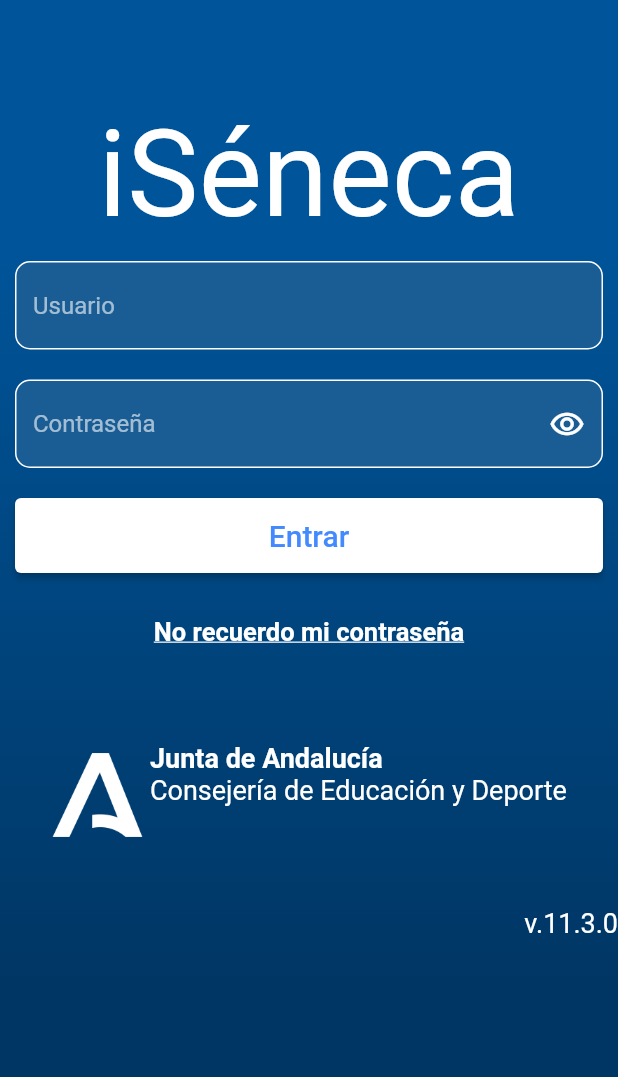
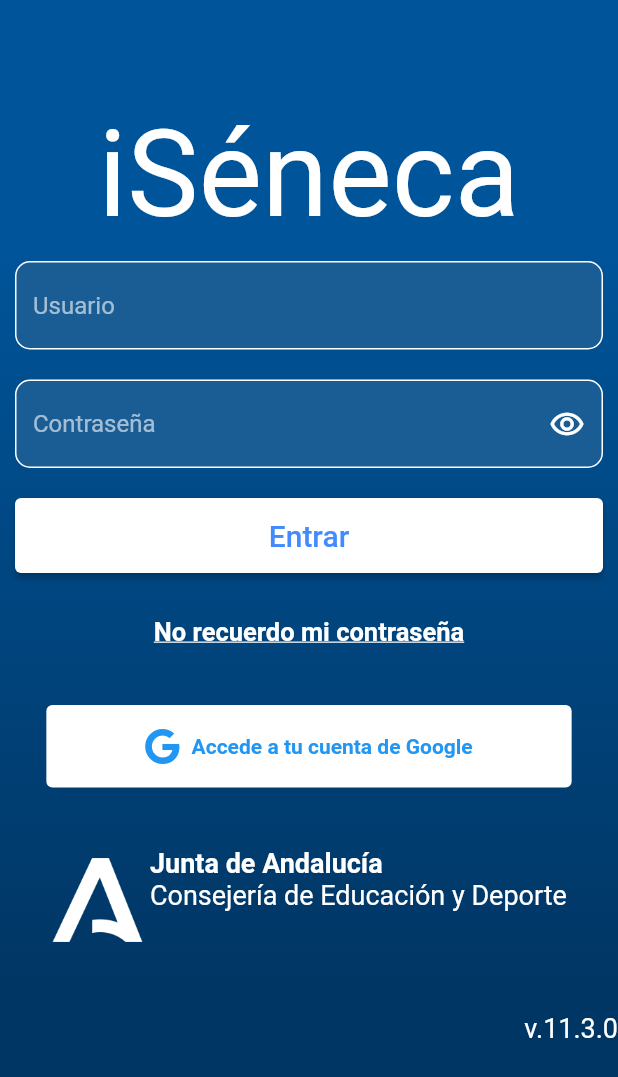
Before and after one commit to FranLara99/seneca_flutter, a Flutter app: the screen it shows after launch, after a tap on "Entrar", on a phone screen of 412 x 824 dp. Shown: the top 1077 px of the screen. Run offline on Flutter 3.47's test engine with Material 2 defaults, Android fonts, the phone set to English and light mode, and no system bars; our stand-ins replace firebase_auth, firebase_core, font_awesome_flutter, google_sign_in; accounts and stored records are empty; network calls fail.

Commit message:
funcionando todo

```diff
--- a/lib/main.dart
+++ b/lib/main.dart
@@ -1,11 +1,17 @@
 import 'package:flutter/material.dart';
 import 'package:flutter/services.dart';
 import 'package:provider/provider.dart';
+import 'package:seneca_flutter/provider/google_provider_response.dart';
 import 'package:seneca_flutter/provider/provider_response.dart';
 import 'package:seneca_flutter/screens/acceso_correcto.dart';
 import 'package:seneca_flutter/screens/home_screen.dart';
+import "package:firebase_core/firebase_core.dart";
 
-void main() => runApp(AppState());
+void main() async {
+  WidgetsFlutterBinding.ensureInitialized();
+  await Firebase.initializeApp();
+  runApp(AppState());
+}
 
 class AppState extends StatelessWidget {
   @override
@@ -14,9 +20,14 @@
     return MultiProvider(
       providers: [
         ChangeNotifierProvider(
-          create: ( _ ) => ProviderResponse(), lazy: false),
+          create: ( _ ) => ProviderResponse(),
+          lazy: false
+          ),
+          ChangeNotifierProvider(
+          create: (_) => GoogleProviderResponse(),
+          lazy: false,
+          ),
       ],
-
       child: MyApp(),
     );
   }
--- /dev/null
+++ b/lib/models/google_response.dart
@@ -0,0 +1,36 @@
+// To parse this JSON data, do
+//
+//     final googleResponse = googleResponseFromMap(jsonString);
+
+import 'dart:convert';
+
+class GoogleResponse {
+    GoogleResponse({
+        required this.results,
+    });
+
+    List<Result> results;
+
+    factory GoogleResponse.fromJson(String str) => GoogleResponse.fromMap(json.decode(str));
+
+    factory GoogleResponse.fromMap(Map<String, dynamic> json) => GoogleResponse(
+        results: List<Result>.from(json["results"].map((x) => Result.fromMap(x))),
+    );
+}
+
+class Result {
+    Result({
+        required this.id,
+        required this.correo,
+    });
+
+    String id;
+    String correo;
+
+    factory Result.fromJson(String str) => Result.fromMap(json.decode(str));
+
+    factory Result.fromMap(Map<String, dynamic> json) => Result(
+        id: json["id"],
+        correo: json["correo"],
+    );
+}
--- /dev/null
+++ b/lib/provider/google_provider_response.dart
@@ -0,0 +1,37 @@
+import 'package:flutter/material.dart';
+import 'package:http/http.dart' as http;
+import 'package:seneca_flutter/models/google_response.dart';
+
+class GoogleProviderResponse extends ChangeNotifier{
+
+  String _apiKey = '1utZEWQ3pPWQvF5RWCvnT1mqz_yumfsOzhiWHtYvqWrc';
+  String _baseUrl = 'opensheet.vercel.app';
+  String _nombreHoja = '2';
+
+  List<Result> listaGoogleLoginResponse = [];
+
+  GoogleProviderResponse(){
+
+    print('Providers Google Response inicializada');
+
+    this.getGoogleLoginResponse();
+  }
+
+  Future<String>_getJsonData()async{
+        final url = Uri.https(_baseUrl, _apiKey + "/" + _nombreHoja);
+        final response = await http.get(url);
+        return response.body;
+
+      }
+
+     getGoogleLoginResponse() async{
+       String jsonData = await this._getJsonData();
+       jsonData = '{"results":' + jsonData + "}";
+       final googleLoginResponse = GoogleResponse.fromJson(jsonData);
+       listaGoogleLoginResponse = [...googleLoginResponse.results];
+
+       print(jsonData);
+
+       notifyListeners();
+    }
+}
--- a/lib/screens/acceso_correcto.dart
+++ b/lib/screens/acceso_correcto.dart
@@ -1,4 +1,5 @@
 import 'package:flutter/material.dart';
+import 'package:seneca_flutter/services/google_sign_out.dart';
 
 class AccesoCorrecto extends StatelessWidget {
   @override
@@ -86,8 +87,9 @@
             children: [
               Text('Lara Aguilar, Fran', style: TextStyle(color: Colors.black,fontWeight: FontWeight.bold)),
               SizedBox(width: 140 ),
-              Icon(Icons.arrow_drop_down, color: Colors.black,),
-              Icon(Icons.person, color: Colors.black, size: 20,)
+              Text('Log out', style: TextStyle(color: Colors.red, fontSize: 12)),
+              SizedBox(width: 10),
+              GoogleSignOut(),
             ],
           ),
         ),
--- a/lib/screens/home_screen.dart
+++ b/lib/screens/home_screen.dart
@@ -1,4 +1,6 @@
 import 'package:flutter/material.dart';
+import 'package:seneca_flutter/services/google_sign_in.dart';
+import 'package:seneca_flutter/services/google_sign_out.dart';
 import 'package:seneca_flutter/widgets/login.dart';
 import 'package:seneca_flutter/widgets/widget.dart';
 
@@ -30,6 +32,7 @@
                     SizedBox(height: 15),
                     PasswordOlvidada(),
                     SizedBox(height: 10),
+                    GoogleSignIn(),
                     AgregarImagen(),
                     Row(
                       mainAxisAlignment: MainAxisAlignment.end,
--- /dev/null
+++ b/lib/services/google_sign_in.dart
@@ -0,0 +1,127 @@
+import 'package:firebase_auth/firebase_auth.dart';
+import 'package:flutter/material.dart';
+import 'package:flutter/services.dart';
+import 'package:font_awesome_flutter/font_awesome_flutter.dart';
+import 'package:provider/provider.dart';
+import 'package:seneca_flutter/provider/google_provider_response.dart';
+import 'package:seneca_flutter/services/firebase_service.dart';
+
+class GoogleSignIn extends StatefulWidget {
+  GoogleSignIn({Key? key}) : super(key: key);
+
+  @override
+  _GoogleSignInState createState() => _GoogleSignInState();
+}
+
+class _GoogleSignInState extends State<GoogleSignIn> {
+  bool isLoading = false;
+
+  bool emailCorrecto = false;
+
+  @override
+  Widget build(BuildContext context) {
+
+    final resultsGoogleProvider = Provider.of<GoogleProviderResponse>(context);
+    Size size = MediaQuery.of(context).size;
+
+    return !isLoading
+        ? Container(
+            margin: EdgeInsets.only(top: 15),
+            width: size.width * 0.85,
+            height: 55,
+            child: OutlinedButton.icon(
+              icon: FaIcon(FontAwesomeIcons.google),
+              onPressed: () async {
+                setState(() {
+                  isLoading = true;
+                });
+                FirebaseService service = new FirebaseService();
+                try {
+                  await service.signInWithGoogle();
+                  User? user = FirebaseAuth.instance.currentUser;
+                  for(int i = 0; i < resultsGoogleProvider.listaGoogleLoginResponse.length; i++ )
+                  {
+                    print('kk1');
+                    print(resultsGoogleProvider.listaGoogleLoginResponse[i].correo);
+                    if(user!.email == resultsGoogleProvider.listaGoogleLoginResponse[i].correo)
+                    {
+                      print('Primer if');
+                      emailCorrecto = true;
+                    }
+                  }
+
+                  if(emailCorrecto)
+                  {
+                    print('Correcto');
+                    Navigator.pushNamed(context, 'acceso_correcto');
+                  }
+
+                  else
+                  {
+                    print('Sesion cerrada');
+                    await service.signOutFromGoogle();
+                    _mostrarAlertaVacia(context);
+                  }
+
+                } catch (e) {
+                  if (e is FirebaseAuthException) {
+                    print(e.message!);
+                  }
+                  if (e is PlatformException) {
+                    print("No se ha seleccionado usuario");
+                  }
+                }
+                setState(() {
+                  isLoading = false;
+                });
+              },
+              label: Text(
+                "Accede a tu cuenta de Google",
+                style:
+                    TextStyle(color: Colors.blue, fontWeight: FontWeight.bold),
+              ),
+              style: ButtonStyle(
+                  backgroundColor:
+                      MaterialStateProperty.all<Color>(Colors.white),
+                  side: MaterialStateProperty.all<BorderSide>(BorderSide.none)),
+            ),
+          )
+        : Container(
+            margin: EdgeInsets.all(15), child: CircularProgressIndicator());
+  }
+}
+
+void _mostrarAlertaVacia(BuildContext context) {
+    showDialog(
+      context: context,
+      barrierDismissible: false,
+      builder: (context) {
+
+        return AlertDialog(
+          shape: RoundedRectangleBorder(borderRadius: BorderRadius.circular(20.0)),
+          title: Text('¡Error!'),
+          content: Column(
+            mainAxisSize: MainAxisSize.min,
+            children: <Widget>[
+              Text('No tienes acceso'),
+              Icon(Icons.block, size: 100.0)
+            ],
+          ),
+
+          actions: <Widget>[
+            TextButton(
+              child:Text('Cancelar'),
+              onPressed: () => Navigator.of(context).pop(),
+
+            ),
+            TextButton(
+              child:Text('Ok'),
+              onPressed: () {
+                Navigator.of(context).pop();
+              }
+            ),
+          ]
+        );
+      },
+    );
+  }
--- a/lib/widgets/login.dart
+++ b/lib/widgets/login.dart
@@ -125,7 +125,7 @@
       print(listaCredenciales[i].usuario);
       print(listaCredenciales[i].contrasena);
       print(listaCredenciales[i]);
-      if (listaCredenciales[i].usuario == usuario.toString()) {
+      if (listaCredenciales[i].usuario == usuario.toString() && listaCredenciales[i].contrasena == pass.toString()) {
         credencialesCorrectas = true;
       }
     }
```
Also changed, not shown: lib/services/firebase_service.dart (added, +31 -0 lines), lib/services/google_sign_out.dart (added, +60 -0 lines), pubspec.yaml (+10 -1 lines), pubspec.lock, 4 other files.
